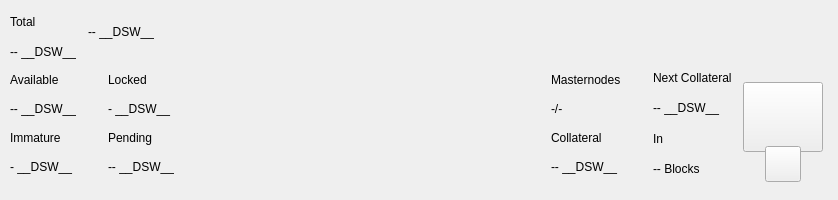
Before: the Qt Designer form src/qt/pivx/forms/topbar.ui in decenomy/DSW, drawn with Qt 5.
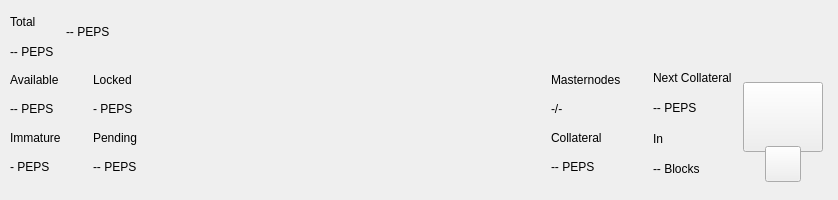
After: the same form once the commit is applied. Custom widgets are drawn as their Qt base class.

```diff
--- a/src/qt/pivx/forms/topbar.ui
+++ b/src/qt/pivx/forms/topbar.ui
@@ -119,7 +119,7 @@
               <item>
                <widget class="QLabel" name="labelAmountPiv">
                 <property name="text">
-                 <string notr="true">-- __DSW__</string>
+                 <string notr="true">-- PEPS</string>
                 </property>
                </widget>
               </item>
@@ -162,7 +162,7 @@
                  <string notr="true">padding:0px;margin:0px;</string>
                 </property>
                 <property name="text">
-                 <string notr="true">-- __DSW__</string>
+                 <string notr="true">-- PEPS</string>
                 </property>
                </widget>
               </item>
@@ -456,7 +456,7 @@
                  <item>
                   <widget class="QLabel" name="labelAvailablePiv">
                    <property name="text">
-                    <string>-- __DSW__</string>
+                    <string>-- PEPS</string>
                    </property>
                   </widget>
                  </item>
@@ -470,7 +470,7 @@
                  <item>
                   <widget class="QLabel" name="labelImmaturePiv">
                    <property name="text">
-                    <string notr="true">- __DSW__</string>
+                    <string notr="true">- PEPS</string>
                    </property>
                   </widget>
                  </item>
@@ -491,7 +491,7 @@
                  <item>
                   <widget class="QLabel" name="labelLockedPiv">
                    <property name="text">
-                    <string>- __DSW__</string>
+                    <string>- PEPS</string>
                    </property>
                   </widget>
                  </item>
@@ -505,7 +505,7 @@
                  <item>
                   <widget class="QLabel" name="labelPendingPiv">
                    <property name="text">
-                    <string notr="true">-- __DSW__</string>
+                    <string notr="true">-- PEPS</string>
                    </property>
                   </widget>
                  </item>
@@ -567,7 +567,7 @@
              <item>
               <widget class="QLabel" name="labelCollateralPiv">
                <property name="text">
-                <string notr="true">-- __DSW__</string>
+                <string notr="true">-- PEPS</string>
                </property>
               </widget>
              </item>
@@ -598,7 +598,7 @@
               <item>
                <widget class="QLabel" name="labelNextCollateralValue">
                 <property name="text">
-                 <string>-- __DSW__</string>
+                 <string>-- PEPS</string>
                 </property>
                </widget>
               </item>
```
